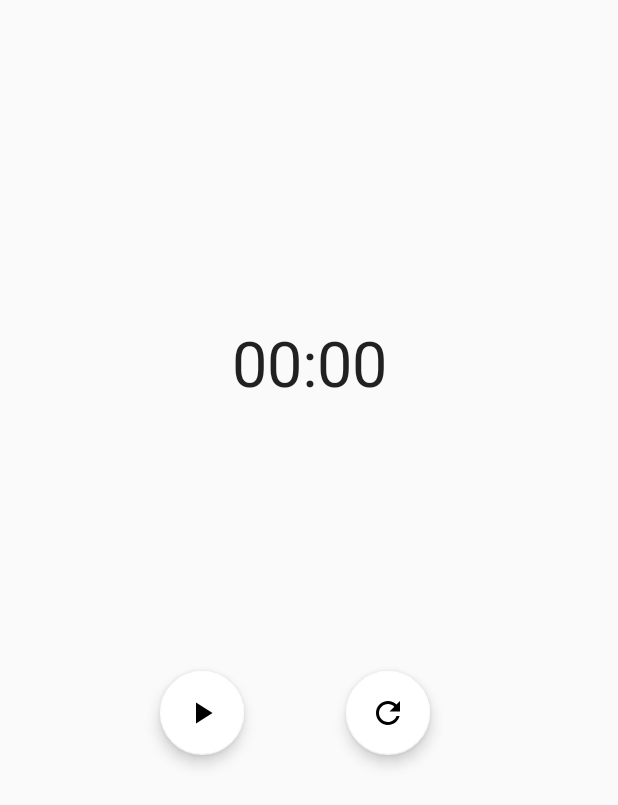
After one commit to TanYiXiang/Android-Apps, an Android app: the layout stop_watch_fragment.xml on its own in the app's theme, with its tools: preview values and no code run, on a phone screen of 412 x 824 dp. The commit adds this screen. Shown: the top 805 px of the screen. Run offline under Robolectric (Android 15) with nearby library versions, the phone set to English and light mode, and no system bars.

Commit message:
Completed stopwatch layout and basic functionality

```diff
--- a/ClockWatch/app/src/main/java/com/example/clockwatch/ui/main/MainViewModel.kt
+++ b/ClockWatch/app/src/main/java/com/example/clockwatch/ui/main/ClockFragmentViewModel.kt
@@ -7,7 +7,7 @@ import java.time.LocalDateTime
 import java.time.format.DateTimeFormatter
 import java.util.*
 
-class MainViewModel : ViewModel() {
+class ClockFragmentViewModel : ViewModel() {
 
     private val _timeZoneString = MutableLiveData<String>()
     val timeZoneString: LiveData<String>
--- /dev/null
+++ b/ClockWatch/app/src/main/res/drawable/ic_play_arrow_black_24dp.xml
@@ -0,0 +1,9 @@
+<vector xmlns:android="http://schemas.android.com/apk/res/android"
+        android:width="24dp"
+        android:height="24dp"
+        android:viewportWidth="24.0"
+        android:viewportHeight="24.0">
+    <path
+        android:fillColor="#FF000000"
+        android:pathData="M8,5v14l11,-7z"/>
+</vector>
--- /dev/null
+++ b/ClockWatch/app/src/main/res/drawable/ic_refresh_black_24dp.xml
@@ -0,0 +1,9 @@
+<vector xmlns:android="http://schemas.android.com/apk/res/android"
+        android:width="24dp"
+        android:height="24dp"
+        android:viewportWidth="24.0"
+        android:viewportHeight="24.0">
+    <path
+        android:fillColor="#FF000000"
+        android:pathData="M17.65,6.35C16.2,4.9 14.21,4 12,4c-4.42,0 -7.99,3.58 -7.99,8s3.57,8 7.99,8c3.73,0 6.84,-2.55 7.73,-6h-2.08c-0.82,2.33 -3.04,4 -5.65,4 -3.31,0 -6,-2.69 -6,-6s2.69,-6 6,-6c1.66,0 3.14,0.69 4.22,1.78L13,11h7V4l-2.35,2.35z"/>
+</vector>
--- a/ClockWatch/app/src/main/res/layout/main_activity.xml
+++ b/ClockWatch/app/src/main/res/layout/main_activity.xml
@@ -6,9 +6,4 @@
     android:layout_height="match_parent"
     tools:context=".MainActivity" >
 
-    <fragment
-        android:id="@+id/fragment"
-        android:name="com.example.clockwatch.ui.main.MainFragment"
-        android:layout_width="match_parent"
-        android:layout_height="match_parent" />
 </FrameLayout>
--- /dev/null
+++ b/ClockWatch/app/src/main/res/layout/stop_watch_fragment.xml
@@ -0,0 +1,60 @@
+<?xml version="1.0" encoding="utf-8"?>
+<layout xmlns:android="http://schemas.android.com/apk/res/android"
+    xmlns:app="http://schemas.android.com/apk/res-auto"
+    xmlns:tools="http://schemas.android.com/tools">
+
+    <androidx.constraintlayout.widget.ConstraintLayout
+        android:layout_width="match_parent"
+        android:layout_height="match_parent"
+        tools:context=".ui.main.StopWatchFragment">
+
+
+        <Chronometer
+            android:id="@+id/stopWatch"
+            android:layout_width="wrap_content"
+            android:layout_height="wrap_content"
+            android:textAppearance="@style/TextAppearance.AppCompat.Large"
+            android:textSize="42sp"
+            app:layout_constraintBottom_toTopOf="@+id/button_bound_guideline"
+            app:layout_constraintEnd_toEndOf="parent"
+            app:layout_constraintStart_toStartOf="parent"
+            app:layout_constraintTop_toTopOf="parent"
+            app:layout_constraintVertical_bias="0.6" />
+
+        <androidx.constraintlayout.widget.Guideline
+            android:id="@+id/button_bound_guideline"
+            android:layout_width="wrap_content"
+            android:layout_height="wrap_content"
+            android:orientation="horizontal"
+            app:layout_constraintGuide_percent="0.5" />
+
+        <com.google.android.material.floatingactionbutton.FloatingActionButton
+            android:id="@+id/start_button"
+            android:layout_width="wrap_content"
+            android:layout_height="wrap_content"
+            android:clickable="true"
+            android:src="@drawable/ic_play_arrow_black_24dp"
+            app:backgroundTint="@android:color/white"
+            app:layout_constraintBottom_toBottomOf="parent"
+            app:layout_constraintEnd_toEndOf="parent"
+            app:layout_constraintHorizontal_bias="0.3"
+            app:layout_constraintStart_toStartOf="parent"
+            app:layout_constraintTop_toTopOf="@+id/button_bound_guideline"
+            app:layout_constraintVertical_bias="0.1" />
+
+        <com.google.android.material.floatingactionbutton.FloatingActionButton
+            android:id="@+id/reset_button"
+            android:layout_width="wrap_content"
+            android:layout_height="wrap_content"
+            android:clickable="true"
+            android:src="@drawable/ic_refresh_black_24dp"
+            app:backgroundTint="@android:color/white"
+            app:layout_constraintBottom_toBottomOf="parent"
+            app:layout_constraintEnd_toEndOf="parent"
+            app:layout_constraintHorizontal_bias="0.35"
+            app:layout_constraintStart_toEndOf="@+id/start_button"
+            app:layout_constraintTop_toTopOf="@+id/button_bound_guideline"
+            app:layout_constraintVertical_bias="0.1" />
+
+    </androidx.constraintlayout.widget.ConstraintLayout>
+</layout>
--- a/ClockWatch/app/src/main/res/values/strings.xml
+++ b/ClockWatch/app/src/main/res/values/strings.xml
@@ -1,3 +1,6 @@
 <resources>
     <string name="app_name">ClockWatch</string>
+
+    <!-- TODO: Remove or change this placeholder text -->
+    <string name="hello_blank_fragment">Hello blank fragment</string>
 </resources>
--- a/ClockWatch/build.gradle
+++ b/ClockWatch/build.gradle
@@ -8,7 +8,7 @@ buildscript {
 
     }
     dependencies {
-        classpath 'com.android.tools.build:gradle:3.5.3'
+        classpath 'com.android.tools.build:gradle:3.6.1'
         classpath "org.jetbrains.kotlin:kotlin-gradle-plugin:$kotlin_version"
         // NOTE: Do not place your application dependencies here; they belong
         // in the individual module build.gradle files
```
Also changed, not shown: ClockWatch/app/build.gradle (+9 -3 lines), ClockWatch/app/src/main/java/com/example/clockwatch/MainActivity.kt (+4 -4 lines), ClockWatch/app/src/main/java/com/example/clockwatch/ui/main/ClockFragment.kt (renamed from ClockWatch/app/src/main/java/com/example/clockwatch/ui/main/MainFragment.kt, +9 -10 lines), ClockWatch/app/src/main/java/com/example/clockwatch/ui/main/StopWatchFragment.kt (added, +73 -0 lines), ClockWatch/app/src/main/java/com/example/clockwatch/ui/main/StopWatchViewModel.kt (added, +26 -0 lines), ClockWatch/app/src/main/res/drawable/ic_pause_black_24dp.xml (added, +9 -0 lines), ClockWatch/app/src/main/res/layout/clock_fragment.xml (renamed from ClockWatch/app/src/main/res/layout/main_fragment.xml, +3 -4 lines), ClockWatch/gradle/wrapper/gradle-wrapper.properties.
